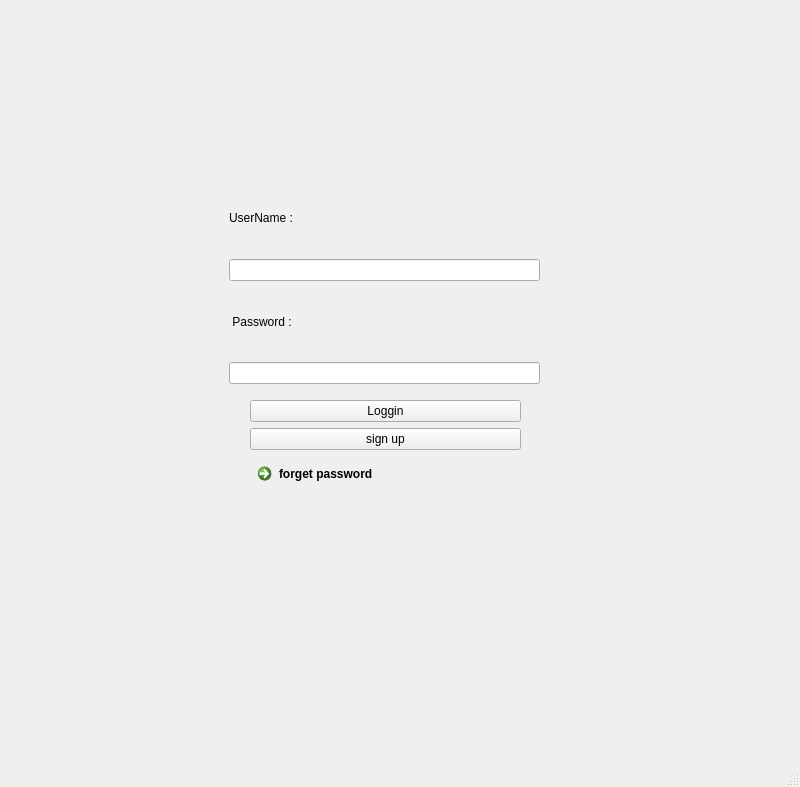
Old version of the form ui/login.ui in the repository PooyaFekri/LinkedIn.
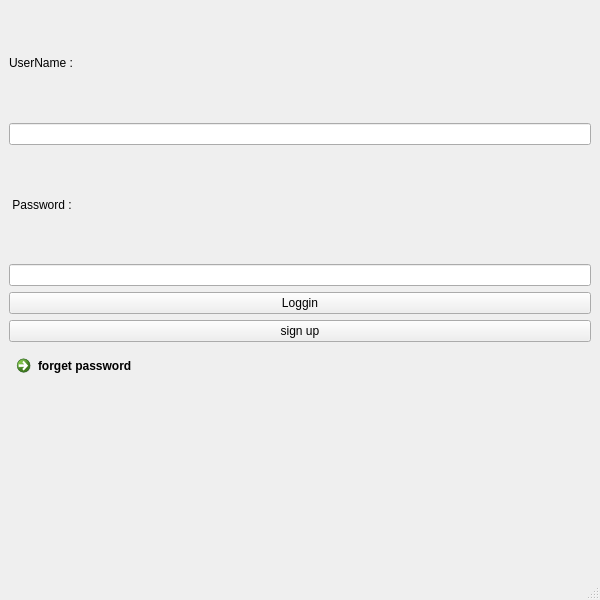
New version of the form.

What changed in the file:
```diff
--- a/ui/login.ui
+++ b/ui/login.ui
@@ -9,23 +9,16 @@
    <rect>
     <x>0</x>
     <y>0</y>
-    <width>800</width>
-    <height>787</height>
+    <width>600</width>
+    <height>600</height>
    </rect>
   </property>
   <property name="windowTitle">
    <string>MainWindow</string>
   </property>
   <widget class="QWidget" name="centralwidget">
-   <widget class="QWidget" name="verticalLayoutWidget">
-    <property name="geometry">
-     <rect>
-      <x>229</x>
-      <y>183</y>
-      <width>311</width>
-      <height>201</height>
-     </rect>
-    </property>
+   <layout class="QVBoxLayout" name="verticalLayout_3">
+    <item>
     <layout class="QVBoxLayout" name="verticalLayout">
      <item>
       <widget class="QLabel" name="label">
@@ -56,16 +49,8 @@
       </widget>
      </item>
     </layout>
-   </widget>
-   <widget class="QWidget" name="verticalLayoutWidget_2">
-    <property name="geometry">
-     <rect>
-      <x>250</x>
-      <y>400</y>
-      <width>271</width>
-      <height>191</height>
-     </rect>
-    </property>
+    </item>
+    <item>
     <layout class="QVBoxLayout" name="verticalLayout_2">
      <item>
       <widget class="QPushButton" name="pushButton">
@@ -89,7 +74,8 @@
       </widget>
      </item>
     </layout>
-   </widget>
+    </item>
+   </layout>
   </widget>
   <widget class="QMenuBar" name="menubar">
    <property name="geometry">
```
Left out of the diff: 4 changed lines with no effect on the pictures. Lines whose indentation alone changed are shown as unchanged.
